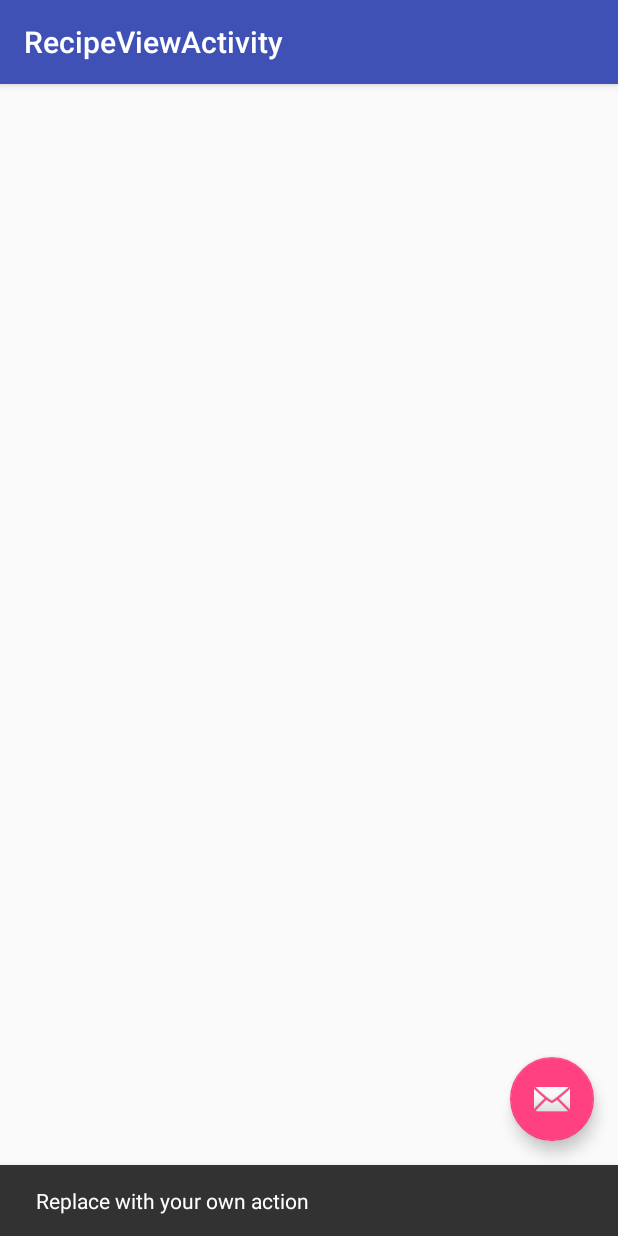
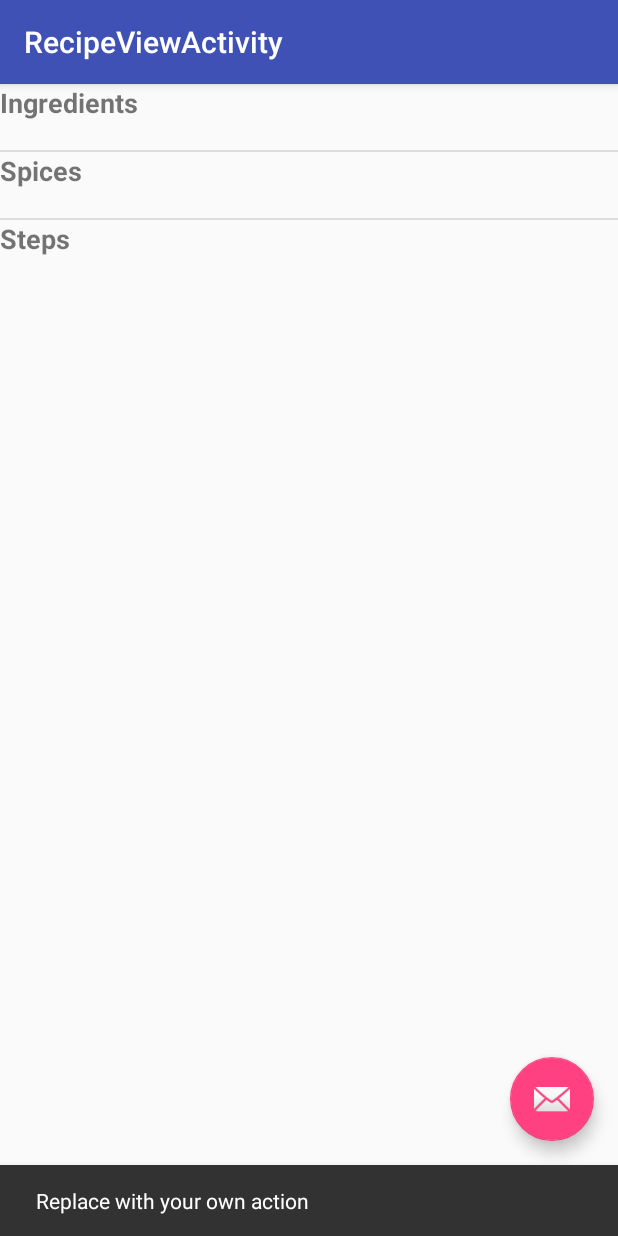
Before and after one commit to mnvsngv/cookbook-android, an Android app: the RecipeViewActivity screen opened directly, with no data from a screen before it, after a tap on an icon or button, on a phone screen of 412 x 824 dp. Run offline under Robolectric (Android 15) with nearby library versions, the phone set to English and light mode, and no system bars; network calls fail; 3 statements that could not run were skipped.

Commit message:
Created basic UI to view recipes

```diff
--- a/app/src/main/java/com/mnvsngv/cookbook/activities/HomeActivity.java
+++ b/app/src/main/java/com/mnvsngv/cookbook/activities/HomeActivity.java
@@ -23,6 +23,7 @@ import com.mnvsngv.cookbook.fragments.AddRecipeFragment;
 import com.mnvsngv.cookbook.R;
 import com.mnvsngv.cookbook.fragments.RecipeListFragment;
 import com.mnvsngv.cookbook.models.Recipe;
+import com.mnvsngv.cookbook.util.Constants;
 
 import static android.provider.AlarmClock.EXTRA_MESSAGE;
 
@@ -121,7 +122,7 @@ public class HomeActivity extends AppCompatActivity
     @Override
     public void onListFragmentInteraction(Recipe item) {
         Intent intent = new Intent(this, RecipeViewActivity.class);
-        intent.putExtra(EXTRA_MESSAGE, item.getName());
+        intent.putExtra(Constants.RECIPE_KEY, item);
         startActivity(intent);
     }
 }
--- a/app/src/main/java/com/mnvsngv/cookbook/activities/RecipeViewActivity.java
+++ b/app/src/main/java/com/mnvsngv/cookbook/activities/RecipeViewActivity.java
@@ -10,6 +10,9 @@ import android.view.View;
 import android.widget.TextView;
 
 import com.mnvsngv.cookbook.R;
+import com.mnvsngv.cookbook.models.Recipe;
+import com.mnvsngv.cookbook.util.Constants;
+import com.mnvsngv.cookbook.util.Utils;
 
 import static android.provider.AlarmClock.EXTRA_MESSAGE;
 
@@ -31,9 +34,16 @@ public class RecipeViewActivity extends AppCompatActivity {
             }
         });
 
+        TextView ingredientsView = findViewById(R.id.recipe_view_ingredients);
+        TextView spicesView = findViewById(R.id.recipe_view_spices);
+        TextView stepsView = findViewById(R.id.recipe_view_steps);
+
         Intent intent = getIntent();
-        TextView text = findViewById(R.id.recipe_view_name);
-        text.setText(intent.getStringExtra(EXTRA_MESSAGE));
+        Recipe recipe = (Recipe) intent.getSerializableExtra(Constants.RECIPE_KEY);
+
+        ingredientsView.setText(Utils.convertListToCsv(recipe.getIngredients()));
+        spicesView.setText(Utils.convertListToCsv(recipe.getSpices()));
+        stepsView.setText(recipe.getSteps());
     }
 
 }
--- a/app/src/main/java/com/mnvsngv/cookbook/models/Recipe.java
+++ b/app/src/main/java/com/mnvsngv/cookbook/models/Recipe.java
@@ -2,9 +2,10 @@ package com.mnvsngv.cookbook.models;
 
 import com.mnvsngv.cookbook.util.Utils;
 
+import java.io.Serializable;
 import java.util.List;
 
-public class Recipe {
+public class Recipe implements Serializable {
     private String name;
     private List<String> ingredients;
     private List<String> spices;
--- /dev/null
+++ b/app/src/main/java/com/mnvsngv/cookbook/util/Constants.java
@@ -0,0 +1,5 @@
+package com.mnvsngv.cookbook.util;
+
+public class Constants {
+    public final static String RECIPE_KEY = "recipeKey";
+}
--- a/app/src/main/res/layout/content_recipe_view.xml
+++ b/app/src/main/res/layout/content_recipe_view.xml
@@ -1,16 +1,64 @@
 <?xml version="1.0" encoding="utf-8"?>
-<android.support.constraint.ConstraintLayout xmlns:android="http://schemas.android.com/apk/res/android"
+<LinearLayout xmlns:android="http://schemas.android.com/apk/res/android"
     xmlns:app="http://schemas.android.com/apk/res-auto"
     xmlns:tools="http://schemas.android.com/tools"
     android:layout_width="match_parent"
     android:layout_height="match_parent"
+    android:orientation="vertical"
     app:layout_behavior="@string/appbar_scrolling_view_behavior"
     tools:context=".activities.RecipeViewActivity"
     tools:showIn="@layout/activity_recipe_view">
 
     <TextView
-        android:id="@+id/recipe_view_name"
-        android:layout_width="wrap_content"
+        android:id="@+id/recipe_view_ingredients_label"
+        style="@style/TextLabel"
+        android:layout_width="match_parent"
         android:layout_height="wrap_content"
-        android:text="" />
-</android.support.constraint.ConstraintLayout>
+        android:labelFor="@+id/recipe_view_ingredients"
+        android:text="@string/ingredients" />
+
+    <TextView
+        android:id="@+id/recipe_view_ingredients"
+        android:layout_width="match_parent"
+        android:layout_height="wrap_content" />
+
+    <View
+        android:id="@+id/divider"
+        android:layout_width="match_parent"
+        android:layout_height="1dp"
+        android:background="?android:attr/listDivider" />
+
+    <TextView
+        android:id="@+id/recipe_view_spices_label"
+        style="@style/TextLabel"
+        android:layout_width="match_parent"
+        android:layout_height="wrap_content"
+        android:labelFor="@+id/recipe_view_spices"
+        android:text="@string/spices" />
+
+    <TextView
+        android:id="@+id/recipe_view_spices"
+        android:layout_width="match_parent"
+        android:layout_height="wrap_content" />
+
+    <View
+        android:id="@+id/divider2"
+        android:layout_width="match_parent"
+        android:layout_height="1dp"
+        android:background="?android:attr/listDivider" />
+
+    <TextView
+        android:id="@+id/recipe_view_steps_label"
+        style="@style/TextLabel"
+        android:layout_width="match_parent"
+        android:layout_height="wrap_content"
+        android:labelFor="@+id/recipe_view_steps"
+        android:text="@string/steps" />
+
+    <TextView
+        android:id="@+id/recipe_view_steps"
+        android:layout_width="match_parent"
+        android:layout_height="0dp"
+        android:layout_weight="1" />
+
+</LinearLayout>
--- a/app/src/main/res/values/strings.xml
+++ b/app/src/main/res/values/strings.xml
@@ -9,10 +9,10 @@
 
     <!-- TODO: Remove or change this placeholder text -->
     <string name="hello_blank_fragment">Hello blank fragment</string>
+    <string name="ingredients">Ingredients</string>
+    <string name="spices">Spices</string>
+    <string name="steps">Steps</string>
     <string name="add_recipe_name">Recipe Name</string>
-    <string name="add_recipe_ingredients">Ingredients</string>
-    <string name="add_recipe_spices">Spices</string>
-    <string name="add_recipe_steps">Steps</string>
     <string name="add_recipe_save">Save</string>
     <string name="add_recipe_clear">Clear</string>
     <string name="title_activity_recipe_view">RecipeViewActivity</string>
--- a/app/src/main/res/values/styles.xml
+++ b/app/src/main/res/values/styles.xml
@@ -17,4 +17,9 @@
 
     <style name="AppTheme.PopupOverlay" parent="ThemeOverlay.AppCompat.Light" />
 
+    <style name="TextLabel">
+        <item name="android:textSize">18sp</item>
+        <item name="android:textStyle">bold</item>
+    </style>
+
 </resources>
```
Also changed, not shown: app/src/main/java/com/mnvsngv/cookbook/util/Utils.java (+10 -3 lines), app/src/main/res/layout/fragment_add_recipe.xml (+6 -4 lines).
